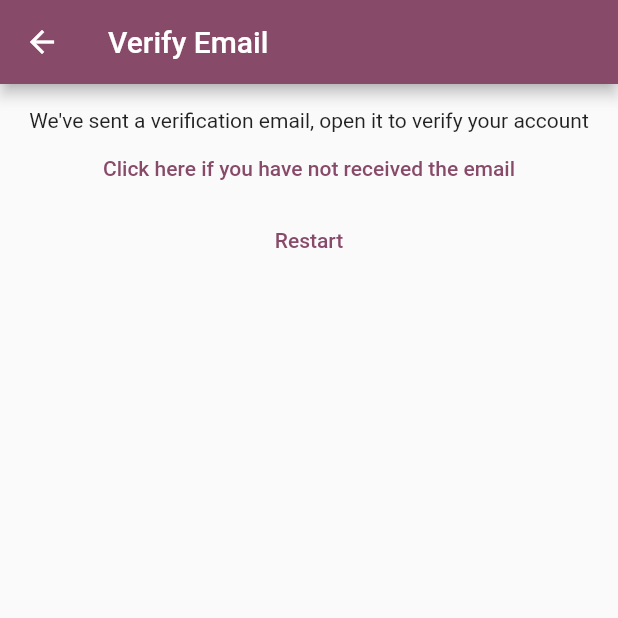
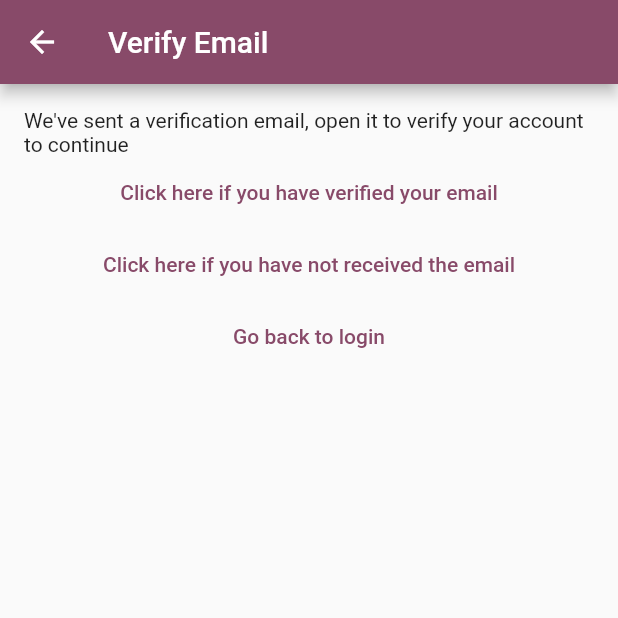
Before and after one commit to K-NURF/bluecheck, a Flutter app: the VerifyEmailView screen opened directly, on a phone screen of 412 x 824 dp, the top half of it. Run offline on Flutter 3.47's test engine with Material 2 defaults, Android fonts, the phone set to English and light mode, and no system bars; our stand-ins replace bloc, equatable, firebase_auth, firebase_core, flutter_bloc, formz and 1 more; accounts and stored records are empty; network calls fail.

Commit message:
enabled user to continue after sign up

```diff
--- a/lib/services/auth/auth_provider.dart
+++ b/lib/services/auth/auth_provider.dart
@@ -3,6 +3,8 @@ import 'package:bluecheck/services/auth/auth_user.dart';
 abstract class AuthProvider {
   Future<void> initialize();
   AuthUser? get currentUser;
+  Future<void> get reloadUser;
+
 
   Future<AuthUser> login({
     required String email,
--- a/lib/services/auth/bloc/auth_event.dart
+++ b/lib/services/auth/bloc/auth_event.dart
@@ -11,6 +11,10 @@ class AuthEventInitialize extends AuthEvent {
 
 class AuthEventSendEmailVerification extends AuthEvent {
   const AuthEventSendEmailVerification();
+}
+
+class AuthEventCheckVerification extends AuthEvent {
+  const AuthEventCheckVerification();
 }
 
 class AuthEventLogIn extends AuthEvent {
--- a/lib/services/auth/bloc/auth_state.dart
+++ b/lib/services/auth/bloc/auth_state.dart
@@ -1,7 +1,6 @@
 import 'package:bluecheck/services/auth/auth_user.dart';
 import 'package:flutter/material.dart';
 import 'package:equatable/equatable.dart';
-
 
 @immutable
 abstract class AuthState {
@@ -40,7 +39,10 @@ class AuthStateLoggedIn extends AuthState {
 }
 
 class AuthStateNeedsVerification extends AuthState {
-  const AuthStateNeedsVerification({required super.isLoading});
+  final Exception? exception;
+  final bool notVerified;
+  const AuthStateNeedsVerification(
+      {required super.isLoading, required this.notVerified, this.exception,super.loadingText});
 }
 
 class AuthStateLoggedOut extends AuthState with EquatableMixin {
--- a/lib/utilities/dialogs/error_dialog.dart
+++ b/lib/utilities/dialogs/error_dialog.dart
@@ -4,7 +4,7 @@ import 'package:bluecheck/utilities/dialogs/generic_dialog.dart';
 Future<void> showErrorDialog(BuildContext context, String text) {
   return showGenericDialog<void>(
     context: context,
-    title: 'An error occured',
+    title: 'Ooops',
     content: text,
     optionsBuilder: () => {
       'OK': null
--- a/lib/views/verify_email_view.dart
+++ b/lib/views/verify_email_view.dart
@@ -1,3 +1,6 @@
+import 'package:bluecheck/services/auth/bloc/auth_state.dart';
+import 'package:bluecheck/utilities/dialogs/error_dialog.dart';
+import 'package:bluecheck/utilities/dialogs/generic_dialog.dart';
 import 'package:flutter/material.dart';
 import 'package:flutter_bloc/flutter_bloc.dart';
 import 'package:bluecheck/services/auth/bloc/auth_bloc.dart';
@@ -13,7 +16,26 @@ class VerifyEmailView extends StatefulWidget {
 class _VerifyEmailViewState extends State<VerifyEmailView> {
   @override
   Widget build(BuildContext context) {
-    return Scaffold(
+    return BlocListener<AuthBloc, AuthState>(
+      listener: (context, state) async {
+        if (state is AuthStateNeedsVerification) {
+          if (state.notVerified) {
+            await showGenericDialog(
+              context: context,
+              title: 'Not Verified',
+              content:
+                  'This email has not been verified. If not received, please resend the verification email and try again',
+              optionsBuilder: () => {'OK': null},
+            );
+          }
+          if (state.exception != null) {
+            // ignore: use_build_context_synchronously
+            await showErrorDialog(context,
+                'We could not process your request. Please try again later');
+          }
+        }
+      },
+      child: Scaffold(
         appBar: AppBar(title: const Text('Verify Email')),
         body: Padding(
           padding: const EdgeInsets.all(16.0),
@@ -21,14 +43,24 @@ class _VerifyEmailViewState extends State<VerifyEmailView> {
             child: Column(
               children: [
                 const Text(
-                  "We've sent a verification email, open it to verify your account"),
+                    "We've sent a verification email, open it to verify your account to continue"),
+                TextButton(
+                  onPressed: () {
+                    context.read<AuthBloc>().add(
+                          const AuthEventCheckVerification(),
+                        );
+                  },
+                  child:
+                      const Text('Click here if you have verified your email'),
+                ),
                 TextButton(
                   onPressed: () {
                     context.read<AuthBloc>().add(
                           const AuthEventSendEmailVerification(),
                         );
                   },
-                child: const Text('Click here if you have not received the email'),
+                  child: const Text(
+                      'Click here if you have not received the email'),
                 ),
                 TextButton(
                   onPressed: () async {
@@ -36,9 +68,10 @@ class _VerifyEmailViewState extends State<VerifyEmailView> {
                           const AuthEventLogOut(),
                         );
                   },
-                child: const Text('Restart'),
+                  child: const Text('Go back to login'),
                 ),
               ],
+            ),
           ),
         ),
       ),
```
Also changed, not shown: lib/services/auth/bloc/auth_bloc.dart (+33 -3 lines), lib/services/auth/firebase_auth_provider.dart (+8 -0 lines), lib/views/login_view.dart (+6 -9 lines), lib/views/register_view.dart (+6 -9 lines), lib/views/welcome_view.dart (+5 -2 lines). Lines whose indentation alone changed are shown as unchanged.
